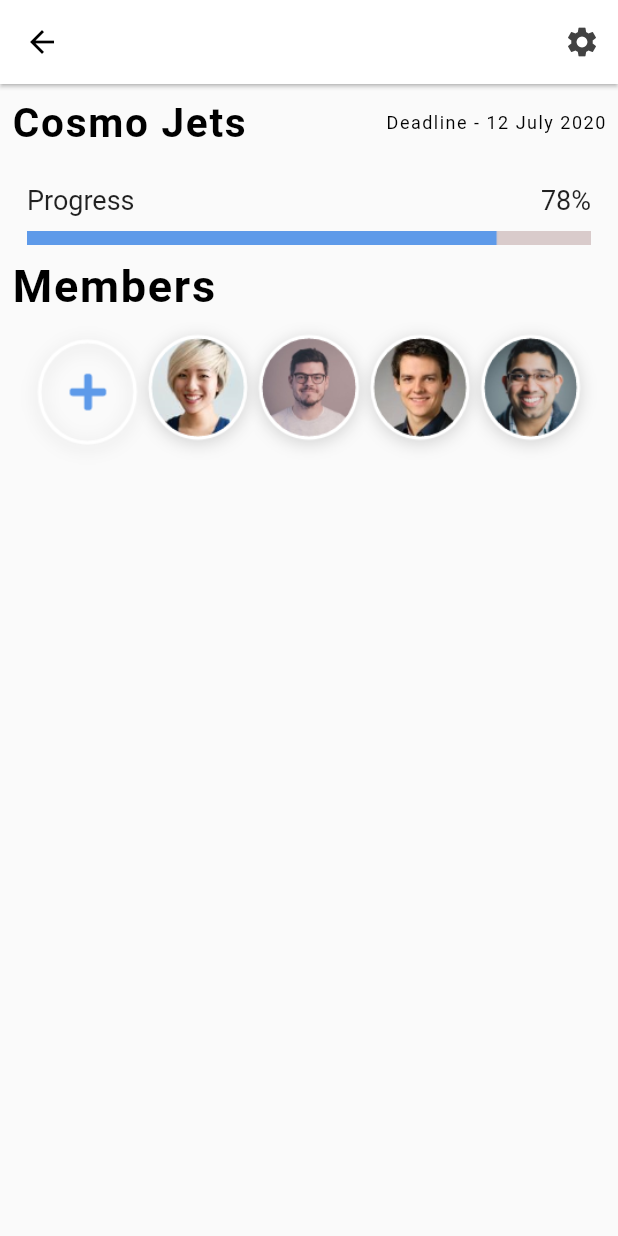
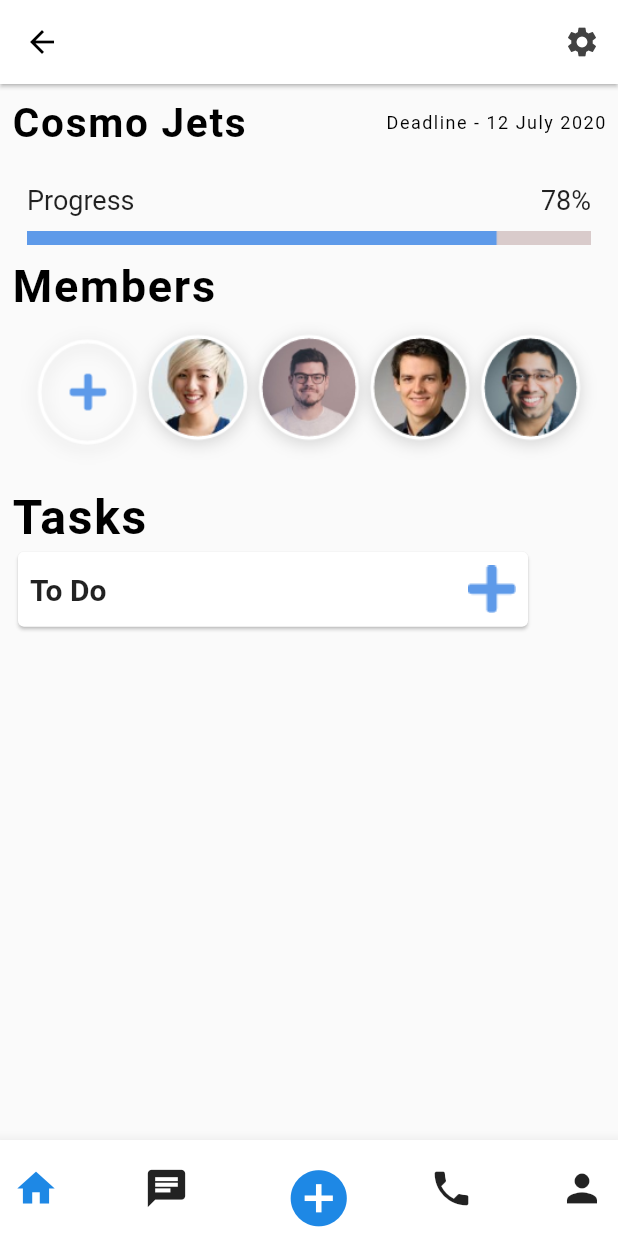
Before and after one commit to Kasweka1/Purweb-Agency, a Flutter app: the CosmoJet screen opened directly, on a phone screen of 412 x 824 dp. Run offline on Flutter 3.47's test engine with Material 2 defaults, Android fonts, the phone set to English and light mode, and no system bars.

Commit message:
added bottom nav

```diff
--- a/lib/cosmo_jet.dart
+++ b/lib/cosmo_jet.dart
@@ -95,13 +95,76 @@ class _CosmoJetState extends State<CosmoJet> {
                 ),
               ),
               Container(
-                  child: Image(
-                image: AssetImage(
-                  "assets/avatars.png",
+                child: Image(
+                  image: AssetImage(
+                    "assets/avatars.png",
+                  ),
                 ),
-              ))
+              ),
+              SizedBox(
+                height: 10,
+              ),
+              Text(
+                "Tasks",
+                style: TextStyle(
+                  color: Colors.black,
+                  fontSize: 32,
+                  fontWeight: FontWeight.bold,
+                  letterSpacing: 1.15,
+                ),
+              ),
+              Card(
+                child: InkWell(
+                  splashColor: Colors.blue.withAlpha(30),
+                  onTap: () {},
+                  child: Container(
+                    width: 340,
+                    height: 50,
+                    child: Padding(
+                      padding: const EdgeInsets.all(8.0),
+                      child: Row(
+                        mainAxisAlignment: MainAxisAlignment.spaceBetween,
+                        children: <Widget>[
+                          Text(
+                            "To Do",
+                            style: TextStyle(
+                              fontSize: 20,
+                              fontWeight: FontWeight.bold,
+                            ),
+                          ),
+                          Image(image: AssetImage("assets/plus.png"))
+                        ],
+                      ),
+                    ),
+                  ),
+                ),
+              ),
             ],
           ),
+        ),
+      ),
+      bottomNavigationBar: BottomAppBar(
+        child: Row(
+          mainAxisAlignment: MainAxisAlignment.spaceBetween,
+          children: <Widget>[
+            IconButton(
+                icon: Icon(
+                  Icons.home,
+                  color: Colors.blue[600],
+                  size: 30,
+                ),
+                onPressed: () {}),
+            IconButton(icon: Icon(Icons.chat, size: 30), onPressed: () {}),
+            Padding(
+              padding: const EdgeInsets.all(8.0),
+              child: IconButton(
+                  icon:
+                      Icon(Icons.add_circle, color: Colors.blue[600], size: 45),
+                  onPressed: () {}),
+            ),
+            IconButton(icon: Icon(Icons.phone, size: 30), onPressed: () {}),
+            IconButton(icon: Icon(Icons.person, size: 30), onPressed: () {}),
+          ],
         ),
       ),
     );
```
Also changed, not shown: assets/plus.png (added).
